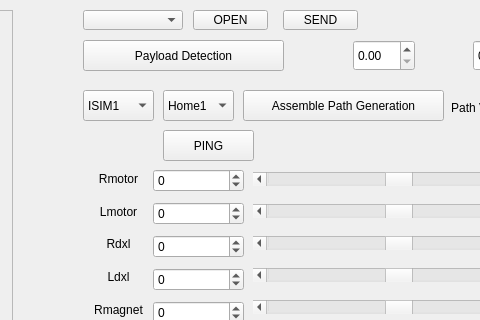
Qt form ISIM.ui (DongHoonPark/ISIM) before a commit; both pictures show x 717 to 1197 and y 0 to 320 of the 1280 by 720 pixel window.
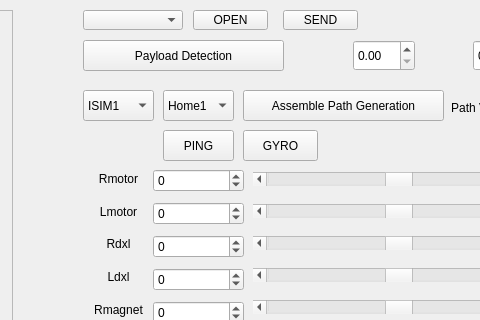
The same form after that commit. Custom widgets are drawn as their Qt base class.

Diff of the .ui file:
```diff
--- a/ISIM.ui
+++ b/ISIM.ui
@@ -209,7 +209,7 @@
      <rect>
       <x>880</x>
       <y>130</y>
-      <width>91</width>
+      <width>71</width>
       <height>31</height>
      </rect>
     </property>
@@ -479,6 +479,19 @@
      <bool>false</bool>
     </property>
    </widget>
+   <widget class="QPushButton" name="gyroBtn">
+    <property name="geometry">
+     <rect>
+      <x>960</x>
+      <y>130</y>
+      <width>75</width>
+      <height>31</height>
+     </rect>
+    </property>
+    <property name="text">
+     <string>GYRO</string>
+    </property>
+   </widget>
   </widget>
   <widget class="QStatusBar" name="statusbar"/>
  </widget>
```
Left out of the diff: 137 changed lines with no effect on the pictures.
